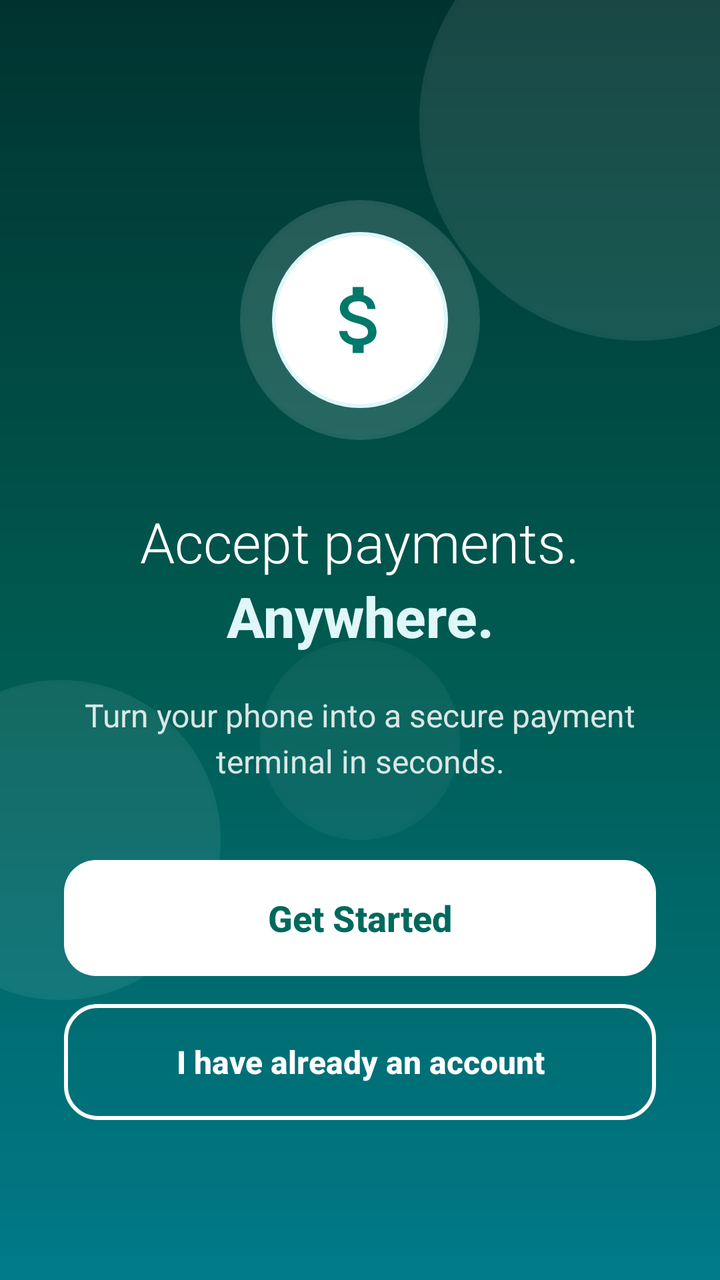
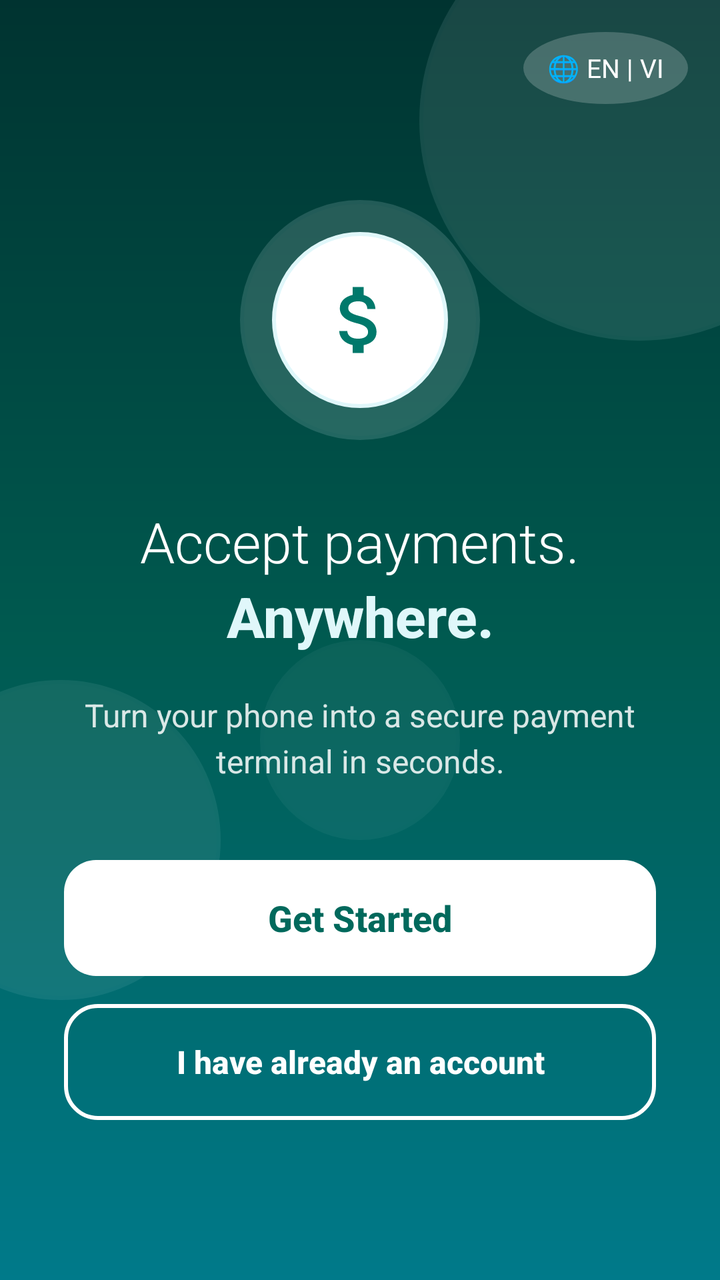

Screens rendered from an Android XML layout before and after an edit, with the pre-edit source and the edit as a unified diff.
<!-- AndroidManifest.xml: application theme Theme.MySoftPOS -->
<!-- res/layout/activity_welcome.xml -->
<?xml version="1.0" encoding="utf-8"?>
<FrameLayout xmlns:android="http://schemas.android.com/apk/res/android"
    xmlns:app="http://schemas.android.com/apk/res-auto"
    xmlns:tools="http://schemas.android.com/tools"
    android:layout_width="match_parent"
    android:layout_height="match_parent"
    android:fitsSystemWindows="true"
    tools:context=".ui.auth.WelcomeActivity">

    
    <View
        android:layout_width="match_parent"
        android:layout_height="match_parent"
        android:background="@drawable/bg_welcome_full_gradient" />

    
    <View
        android:id="@+id/circleDecor1"
        android:layout_width="220dp"
        android:layout_height="220dp"
        android:layout_gravity="end"
        android:layout_marginTop="-50dp"
        android:layout_marginEnd="-70dp"
        android:alpha="0.10"
        android:background="@drawable/bg_circle_white_shadow"
        android:importantForAccessibility="no" />

    <View
        android:id="@+id/circleDecor2"
        android:layout_width="160dp"
        android:layout_height="160dp"
        android:layout_gravity="start|bottom"
        android:layout_marginStart="-50dp"
        android:layout_marginBottom="140dp"
        android:alpha="0.08"
        android:background="@drawable/bg_circle_white_shadow"
        android:importantForAccessibility="no" />

    <View
        android:id="@+id/circleDecor3"
        android:layout_width="100dp"
        android:layout_height="100dp"
        android:layout_gravity="center_horizontal"
        android:layout_marginTop="320dp"
        android:alpha="0.05"
        android:background="@drawable/bg_circle_white_shadow"
        android:importantForAccessibility="no" />

    <androidx.constraintlayout.widget.ConstraintLayout
        android:layout_width="match_parent"
        android:layout_height="match_parent">

        
        <FrameLayout
            android:id="@+id/moneyIconContainer"
            android:layout_width="120dp"
            android:layout_height="120dp"
            android:layout_marginTop="100dp"
            app:layout_constraintEnd_toEndOf="parent"
            app:layout_constraintStart_toStartOf="parent"
            app:layout_constraintTop_toTopOf="parent">

            
            <View
                android:layout_width="120dp"
                android:layout_height="120dp"
                android:layout_gravity="center"
                android:alpha="0.15"
                android:background="@drawable/bg_circle_white_shadow" />

            
            <FrameLayout
                android:layout_width="88dp"
                android:layout_height="88dp"
                android:layout_gravity="center"
                android:background="@drawable/bg_circle_white_shadow">

                <ImageView
                    android:id="@+id/ivMoneyIcon"
                    android:layout_width="44dp"
                    android:layout_height="44dp"
                    android:layout_gravity="center"
                    android:src="@drawable/ic_money"
                    app:tint="#00796B" />
            </FrameLayout>
        </FrameLayout>

        
        <TextView
            android:id="@+id/tvTitle"
            android:layout_width="wrap_content"
            android:layout_height="wrap_content"
            android:layout_marginTop="32dp"
            android:fontFamily="sans-serif-light"
            android:text="Accept payments."
            android:textColor="#FFFFFF"
            android:textSize="@dimen/auth_title_size"
            app:layout_constraintEnd_toEndOf="parent"
            app:layout_constraintStart_toStartOf="parent"
            app:layout_constraintTop_toBottomOf="@+id/moneyIconContainer" />

        
        <TextView
            android:id="@+id/tvTitleAccent"
            android:layout_width="wrap_content"
            android:layout_height="wrap_content"
            android:fontFamily="sans-serif-medium"
            android:text="Anywhere."
            android:textColor="#E0F7FA"
            android:textSize="@dimen/auth_title_size"
            android:textStyle="bold"
            app:layout_constraintEnd_toEndOf="parent"
            app:layout_constraintStart_toStartOf="parent"
            app:layout_constraintTop_toBottomOf="@+id/tvTitle" />

        
        <TextView
            android:id="@+id/tvSubtitle"
            android:layout_width="0dp"
            android:layout_height="wrap_content"
            android:layout_marginHorizontal="@dimen/screen_padding_horizontal"
            android:layout_marginTop="20dp"
            android:alpha="0.85"
            android:gravity="center"
            android:lineSpacingExtra="4dp"
            android:text="Turn your phone into a secure payment terminal in seconds."
            android:textColor="#FFFFFF"
            android:textSize="16sp"
            app:layout_constraintEnd_toEndOf="parent"
            app:layout_constraintStart_toStartOf="parent"
            app:layout_constraintTop_toBottomOf="@+id/tvTitleAccent" />

        

        
        <FrameLayout
            android:id="@+id/btnGetStartedContainer"
            android:layout_width="0dp"
            android:layout_height="58dp"
            android:layout_marginHorizontal="32dp"
            android:layout_marginBottom="14dp"
            app:layout_constraintBottom_toTopOf="@id/btnLoginContainer"
            app:layout_constraintEnd_toEndOf="parent"
            app:layout_constraintStart_toStartOf="parent">

            <View
                android:layout_width="match_parent"
                android:layout_height="match_parent"
                android:background="@drawable/bg_welcome_btn_get_started" />

            <TextView
                android:id="@+id/btnRegister"
                android:layout_width="match_parent"
                android:layout_height="match_parent"
                android:background="?attr/selectableItemBackground"
                android:clickable="true"
                android:focusable="true"
                android:gravity="center"
                android:text="Get Started"
                android:textColor="#00695C"
                android:textSize="18sp"
                android:textStyle="bold"
                android:fontFamily="sans-serif-medium" />
        </FrameLayout>

        
        <FrameLayout
            android:id="@+id/btnLoginContainer"
            android:layout_width="0dp"
            android:layout_height="58dp"
            android:layout_marginHorizontal="32dp"
            android:layout_marginBottom="80dp"
            app:layout_constraintBottom_toBottomOf="parent"
            app:layout_constraintEnd_toEndOf="parent"
            app:layout_constraintStart_toStartOf="parent">

            <View
                android:layout_width="match_parent"
                android:layout_height="match_parent"
                android:background="@drawable/bg_welcome_btn_login" />

            <TextView
                android:id="@+id/btnLogin"
                android:layout_width="match_parent"
                android:layout_height="match_parent"
                android:background="?attr/selectableItemBackground"
                android:clickable="true"
                android:focusable="true"
                android:gravity="center"
                android:text="I have already an account"
                android:textColor="#FFFFFF"
                android:textSize="16sp"
                android:textStyle="bold"
                android:fontFamily="sans-serif-medium" />
        </FrameLayout>

    </androidx.constraintlayout.widget.ConstraintLayout>

</FrameLayout>
<!-- resources referenced by this layout -->
<resources>
  <dimen name="auth_title_size">28sp</dimen>
  <dimen name="screen_padding_horizontal">16dp</dimen>
  <!-- drawable bg_circle_white_shadow (drawable) -->
  <?xml version="1.0" encoding="utf-8"?>
  <shape xmlns:android="http://schemas.android.com/apk/res/android"
      android:shape="oval">
      <solid android:color="#FFFFFF" />
      <stroke
          android:width="2dp"
          android:color="#E0F7FA" />
  </shape>
  <!-- drawable bg_welcome_btn_get_started (drawable) -->
  <?xml version="1.0" encoding="utf-8"?>
  <shape xmlns:android="http://schemas.android.com/apk/res/android"
      android:shape="rectangle">
      <corners android:radius="16dp" />
      <solid android:color="#FFFFFF" />
  </shape>
  <!-- drawable bg_welcome_btn_login (drawable) -->
  <?xml version="1.0" encoding="utf-8"?>
  <shape xmlns:android="http://schemas.android.com/apk/res/android"
      android:shape="rectangle">
      <corners android:radius="16dp" />
      <stroke android:width="2dp" android:color="#FFFFFF" />
      <solid android:color="@android:color/transparent" />
  </shape>
  <!-- drawable bg_welcome_full_gradient (drawable) -->
  <?xml version="1.0" encoding="utf-8"?>
  <shape xmlns:android="http://schemas.android.com/apk/res/android"
      android:shape="rectangle">
      <gradient
          android:angle="160"
          android:startColor="#003330"
          android:centerColor="#005A50"
          android:endColor="#007A8A"
          android:type="linear" />
  </shape>
  <!-- drawable ic_money (drawable) -->
  <?xml version="1.0" encoding="utf-8"?>
  <vector xmlns:android="http://schemas.android.com/apk/res/android"
      android:width="24dp"
      android:height="24dp"
      android:viewportWidth="24"
      android:viewportHeight="24">
      <path
          android:fillColor="#000000"
          android:pathData="M11.8,10.9c-2.27,-0.59 -3,-1.2 -3,-2.15 0,-1.09 1.01,-1.85 2.7,-1.85 1.78,0 2.44,0.85 2.5,2.1h2.21c-0.07,-1.72 -1.12,-3.3 -3.21,-3.81V3h-3v2.16c-1.94,0.42 -3.5,1.68 -3.5,3.61 0,2.31 1.91,3.46 4.7,4.13 2.5,0.6 3,1.48 3,2.41 0,0.69 -0.49,1.79 -2.7,1.79 -2.06,0 -2.87,-0.92 -2.98,-2.1h-2.2c0.12,2.19 1.76,3.42 3.68,3.83V21h3v-2.15c1.95,-0.37 3.5,-1.5 3.5,-3.55 0,-2.84 -2.43,-3.81 -4.7,-4.4z" />
  </vector>
  <color name="primary">#3B82F6</color>
  <color name="on_primary">#FFFFFF</color>
  <color name="background">#F8FAFC</color>
  <color name="secondary">#06B6D4</color>
  <color name="on_secondary">#000000</color>
  <color name="surface">#FFFFFF</color>
  <color name="on_surface">#1E293B</color>
  <color name="text_primary">#1E293B</color>
  <color name="text_secondary">#64748B</color>
  <color name="text_hint">#94A3B8</color>
  <color name="error">#EF4444</color>
  <style name="AppWindowAnimations" parent="@android:style/Animation.Activity">
          <item name="android:activityOpenEnterAnimation">@anim/slide_in_right</item>
          <item name="android:activityOpenExitAnimation">@anim/slide_out_left</item>
          <item name="android:activityCloseEnterAnimation">@anim/slide_in_left</item>
          <item name="android:activityCloseExitAnimation">@anim/slide_out_right</item>
      </style>
  <!-- unchanged entries left out for length: 1 -->
</resources>

<!-- the commit's change to res/layout/activity_welcome.xml (unified diff, before → after) -->
@@ -51,6 +51,24 @@
         android:layout_height="match_parent">
 
         
+        <TextView
+            android:id="@+id/btnLanguageToggle"
+            android:layout_width="wrap_content"
+            android:layout_height="36dp"
+            android:layout_marginTop="16dp"
+            android:layout_marginEnd="16dp"
+            android:background="@drawable/bg_icon_btn_light"
+            android:gravity="center"
+            android:paddingHorizontal="12dp"
+            android:text="@string/language_toggle"
+            android:textColor="#FFFFFF"
+            android:textSize="13sp"
+            android:clickable="true"
+            android:focusable="true"
+            app:layout_constraintEnd_toEndOf="parent"
+            app:layout_constraintTop_toTopOf="parent" />
+
+        
         <FrameLayout
             android:id="@+id/moneyIconContainer"
             android:layout_width="120dp"
@@ -92,7 +110,7 @@
             android:layout_height="wrap_content"
             android:layout_marginTop="32dp"
             android:fontFamily="sans-serif-light"
-            android:text="Accept payments."
+            android:text="@string/welcome_hero_line_1"
             android:textColor="#FFFFFF"
             android:textSize="@dimen/auth_title_size"
             app:layout_constraintEnd_toEndOf="parent"
@@ -105,7 +123,7 @@
             android:layout_width="wrap_content"
             android:layout_height="wrap_content"
             android:fontFamily="sans-serif-medium"
-            android:text="Anywhere."
+            android:text="@string/welcome_hero_line_2"
             android:textColor="#E0F7FA"
             android:textSize="@dimen/auth_title_size"
             android:textStyle="bold"
@@ -123,7 +141,7 @@
             android:alpha="0.85"
             android:gravity="center"
             android:lineSpacingExtra="4dp"
-            android:text="Turn your phone into a secure payment terminal in seconds."
+            android:text="@string/welcome_hero_subtitle"
             android:textColor="#FFFFFF"
             android:textSize="16sp"
             app:layout_constraintEnd_toEndOf="parent"
@@ -156,7 +174,7 @@
                 android:clickable="true"
                 android:focusable="true"
                 android:gravity="center"
-                android:text="Get Started"
+                android:text="@string/welcome_get_started"
                 android:textColor="#00695C"
                 android:textSize="18sp"
                 android:textStyle="bold"
@@ -187,7 +205,7 @@
                 android:clickable="true"
                 android:focusable="true"
                 android:gravity="center"
-                android:text="I have already an account"
+                android:text="@string/welcome_have_account"
                 android:textColor="#FFFFFF"
                 android:textSize="16sp"
                 android:textStyle="bold"
<!-- resource entries referenced after the edit -->
@@ -10,6 +10,13 @@
       <stroke
           android:width="2dp"
           android:color="#E0F7FA" />
+  </shape>
+  <!-- drawable bg_icon_btn_light (drawable) -->
+  <?xml version="1.0" encoding="utf-8"?>
+  <shape xmlns:android="http://schemas.android.com/apk/res/android"
+      android:shape="oval">
+      <solid android:color="#33FFFFFF"/>
+      <size android:width="36dp" android:height="36dp"/>
   </shape>
   <!-- drawable bg_welcome_btn_get_started (drawable) -->
   <?xml version="1.0" encoding="utf-8"?>
@@ -48,6 +55,12 @@
           android:fillColor="#000000"
           android:pathData="M11.8,10.9c-2.27,-0.59 -3,-1.2 -3,-2.15 0,-1.09 1.01,-1.85 2.7,-1.85 1.78,0 2.44,0.85 2.5,2.1h2.21c-0.07,-1.72 -1.12,-3.3 -3.21,-3.81V3h-3v2.16c-1.94,0.42 -3.5,1.68 -3.5,3.61 0,2.31 1.91,3.46 4.7,4.13 2.5,0.6 3,1.48 3,2.41 0,0.69 -0.49,1.79 -2.7,1.79 -2.06,0 -2.87,-0.92 -2.98,-2.1h-2.2c0.12,2.19 1.76,3.42 3.68,3.83V21h3v-2.15c1.95,-0.37 3.5,-1.5 3.5,-3.55 0,-2.84 -2.43,-3.81 -4.7,-4.4z" />
   </vector>
+  <string name="language_toggle">🌐 EN | VI</string>
+  <string name="welcome_get_started">Get Started</string>
+  <string name="welcome_have_account">I have already an account</string>
+  <string name="welcome_hero_line_1">Accept payments.</string>
+  <string name="welcome_hero_line_2">Anywhere.</string>
+  <string name="welcome_hero_subtitle">Turn your phone into a secure payment terminal in seconds.</string>
   <color name="primary">#3B82F6</color>
   <color name="on_primary">#FFFFFF</color>
   <color name="background">#F8FAFC</color>
